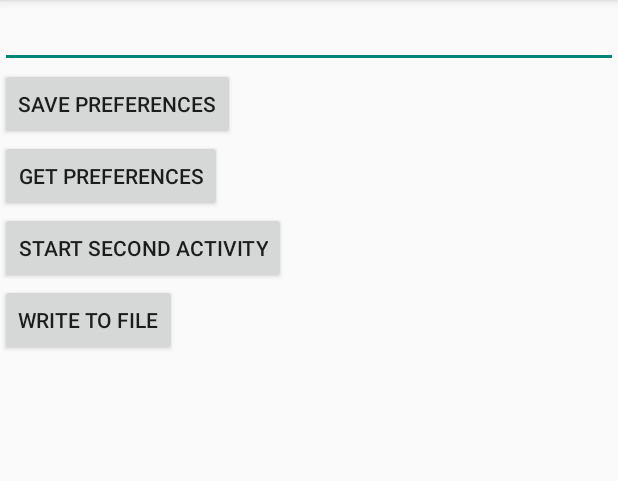
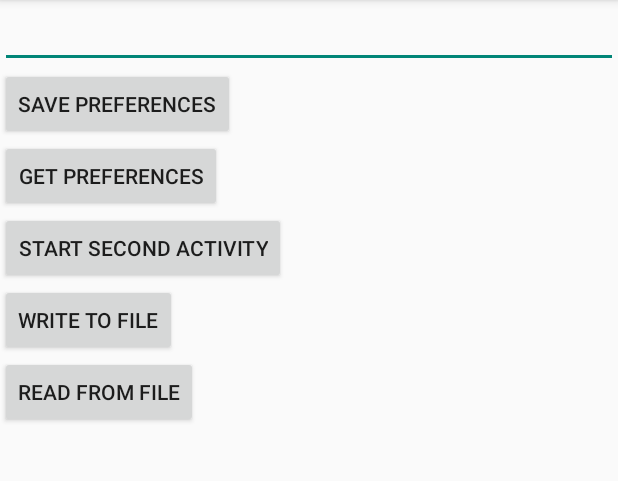
Before and after one commit to sebi90/PersistenzApplikations, an Android app: the screen it shows after launch (MainActivity), on a phone screen of 412 x 824 dp, the part 84-565 px from its top. Run offline under Robolectric (Android 15) with nearby library versions, the phone set to English and light mode, and no system bars.

Commit message:
some changes

```diff
--- a/app/src/main/res/layout/activity_main.xml
+++ b/app/src/main/res/layout/activity_main.xml
@@ -33,6 +33,12 @@
         android:text="Write to File"
         android:onClick="writeFile"/>
 
+    <Button
+        android:layout_width="wrap_content"
+        android:layout_height="wrap_content"
+        android:text="Read from File"
+        android:onClick="readFile"/>
+
     <TextView
         android:layout_width="wrap_content"
         android:layout_height="wrap_content"
```
Also changed, not shown: app/src/main/java/sebi/persistenzapplikations/MainActivity.java (+26 -0 lines).
